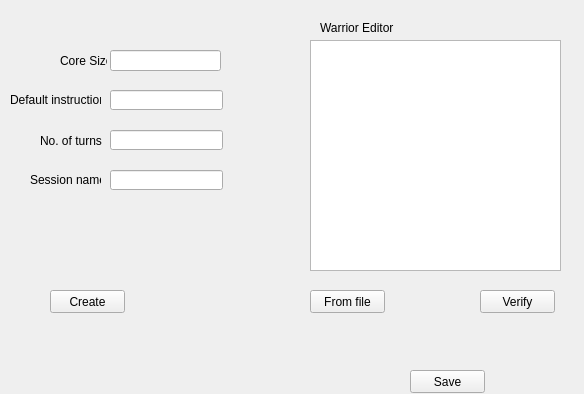
The window that QtClient/QtClient/SettingsWindow.ui (motykatomasz/CoreWar-Client_QT) describes before a commit, drawn with Qt 5.
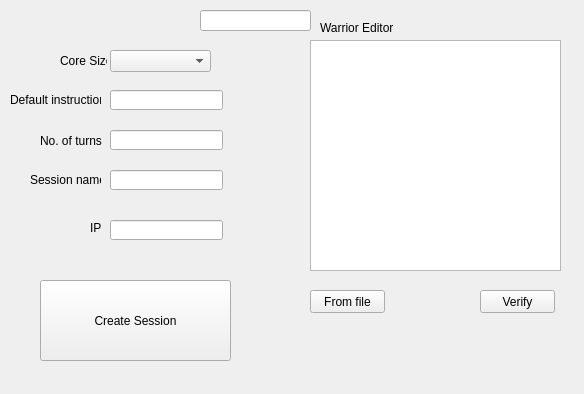
The same window after the commit.

What changed in the file:
```diff
--- a/QtClient/QtClient/SettingsWindow.ui
+++ b/QtClient/QtClient/SettingsWindow.ui
@@ -13,19 +13,6 @@
   <property name="windowTitle">
    <string>SettingsWindow</string>
   </property>
-  <widget class="QPushButton" name="saveButton">
-   <property name="geometry">
-    <rect>
-     <x>410</x>
-     <y>370</y>
-     <width>75</width>
-     <height>23</height>
-    </rect>
-   </property>
-   <property name="text">
-    <string>Save</string>
-   </property>
-  </widget>
   <widget class="QLabel" name="label">
    <property name="geometry">
     <rect>
@@ -42,8 +29,8 @@
   <widget class="QLineEdit" name="lineCore">
    <property name="geometry">
     <rect>
-     <x>110</x>
-     <y>50</y>
+     <x>200</x>
+     <y>10</y>
      <width>111</width>
      <height>21</height>
     </rect>
@@ -147,14 +134,14 @@
   <widget class="QPushButton" name="createButton">
    <property name="geometry">
     <rect>
-     <x>50</x>
-     <y>290</y>
-     <width>75</width>
-     <height>23</height>
+     <x>40</x>
+     <y>280</y>
+     <width>191</width>
+     <height>81</height>
     </rect>
    </property>
    <property name="text">
-    <string>Create</string>
+    <string>Create Session</string>
    </property>
   </widget>
   <widget class="QLineEdit" name="lineName">
@@ -180,6 +167,39 @@
     <string>Session name</string>
    </property>
   </widget>
+  <widget class="QComboBox" name="comboCore">
+   <property name="geometry">
+    <rect>
+     <x>110</x>
+     <y>50</y>
+     <width>101</width>
+     <height>22</height>
+    </rect>
+   </property>
+  </widget>
+  <widget class="QLineEdit" name="lineIP">
+   <property name="geometry">
+    <rect>
+     <x>110</x>
+     <y>220</y>
+     <width>113</width>
+     <height>20</height>
+    </rect>
+   </property>
+  </widget>
+  <widget class="QLabel" name="label_6">
+   <property name="geometry">
+    <rect>
+     <x>90</x>
+     <y>220</y>
+     <width>21</width>
+     <height>16</height>
+    </rect>
+   </property>
+   <property name="text">
+    <string>IP</string>
+   </property>
+  </widget>
  </widget>
  <layoutdefault spacing="6" margin="11"/>
  <resources/>
```
